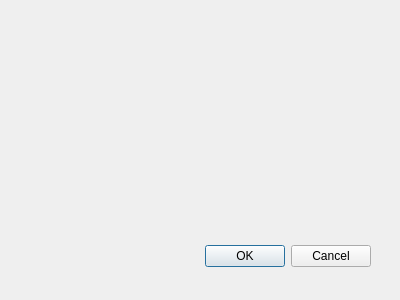
Before: the Qt Designer form CCMan/login_dlg.ui in jykim74/CCMan, drawn with Qt 5.
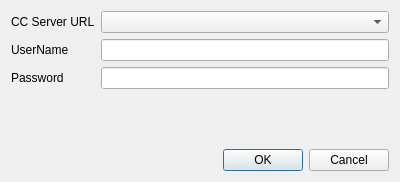
After: the same form once the commit is applied.

Patch:
```diff
--- a/CCMan/login_dlg.ui
+++ b/CCMan/login_dlg.ui
@@ -9,28 +9,67 @@
     <x>0</x>
     <y>0</y>
     <width>400</width>
-    <height>300</height>
+    <height>182</height>
    </rect>
   </property>
   <property name="windowTitle">
    <string>Dialog</string>
   </property>
-  <widget name="buttonBox" class="QDialogButtonBox">
-   <property name="geometry">
-    <rect>
-     <x>30</x>
-     <y>240</y>
-     <width>341</width>
-     <height>32</height>
-    </rect>
-   </property>
-   <property name="orientation">
-    <enum>Qt::Horizontal</enum>
-   </property>
-   <property name="standardButtons">
-    <set>QDialogButtonBox::Cancel|QDialogButtonBox::Ok</set>
-   </property>
-  </widget>
+  <layout class="QGridLayout" name="gridLayout">
+   <item row="2" column="0">
+    <widget class="QLabel" name="label_3">
+     <property name="text">
+      <string>Password</string>
+     </property>
+    </widget>
+   </item>
+   <item row="4" column="1">
+    <widget class="QDialogButtonBox" name="buttonBox">
+     <property name="orientation">
+      <enum>Qt::Horizontal</enum>
+     </property>
+     <property name="standardButtons">
+      <set>QDialogButtonBox::Cancel|QDialogButtonBox::Ok</set>
+     </property>
+    </widget>
+   </item>
+   <item row="0" column="1">
+    <widget class="QComboBox" name="mServerURLCombo"/>
+   </item>
+   <item row="1" column="0">
+    <widget class="QLabel" name="label_2">
+     <property name="text">
+      <string>UserName</string>
+     </property>
+    </widget>
+   </item>
+   <item row="2" column="1">
+    <widget class="QLineEdit" name="mPasswordText"/>
+   </item>
+   <item row="1" column="1">
+    <widget class="QLineEdit" name="mUserNameText"/>
+   </item>
+   <item row="0" column="0">
+    <widget class="QLabel" name="label">
+     <property name="text">
+      <string>CC Server URL</string>
+     </property>
+    </widget>
+   </item>
+   <item row="3" column="1">
+    <spacer name="verticalSpacer">
+     <property name="orientation">
+      <enum>Qt::Vertical</enum>
+     </property>
+     <property name="sizeHint" stdset="0">
+      <size>
+       <width>20</width>
+       <height>40</height>
+      </size>
+     </property>
+    </spacer>
+   </item>
+  </layout>
  </widget>
  <pixmapfunction/>
  <resources/>
```
Left out of the diff: 7 changed lines with no effect on the pictures.
